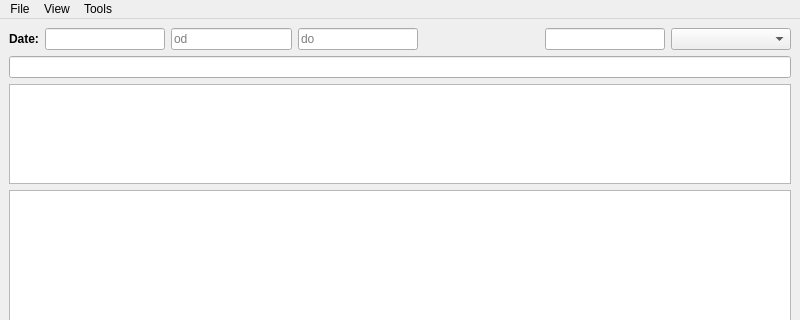
Old version of the form mainwindow.ui in the repository mdrska80/timesheet; both pictures show x 0 to 800 and y 0 to 320 of the 800 by 600 pixel window.
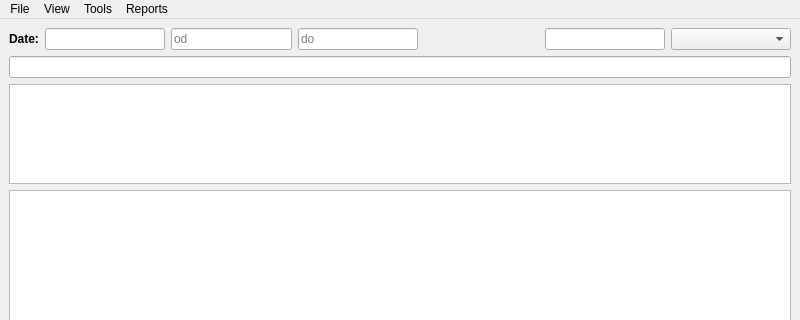
New version of the form. Icons and pictures are not drawn. Custom widgets are drawn as their Qt base class.

Commit message: - Added aaggregated entries for monthly report

```diff
--- a/mainwindow.ui
+++ b/mainwindow.ui
@@ -152,9 +152,16 @@
     </property>
     <addaction name="actionCreate_desktop_file"/>
    </widget>
+   <widget class="QMenu" name="menuReports">
+    <property name="title">
+     <string>Reports</string>
+    </property>
+    <addaction name="actionMonthly"/>
+   </widget>
    <addaction name="menuFile"/>
    <addaction name="menuView"/>
    <addaction name="menuTools"/>
+   <addaction name="menuReports"/>
   </widget>
   <action name="actionSmall_items">
    <property name="checkable">
```
Left out of the diff: 5 changed lines with no effect on the pictures. The commit also changes 12 other files.
